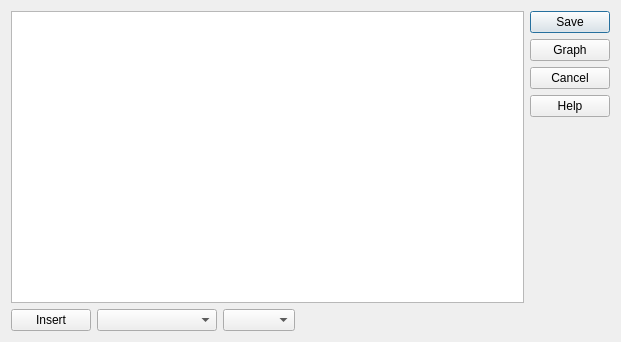
The window that gui/iode_objs/edit/edit_table.ui (plan-be/iode) describes before a commit, drawn with Qt 5.
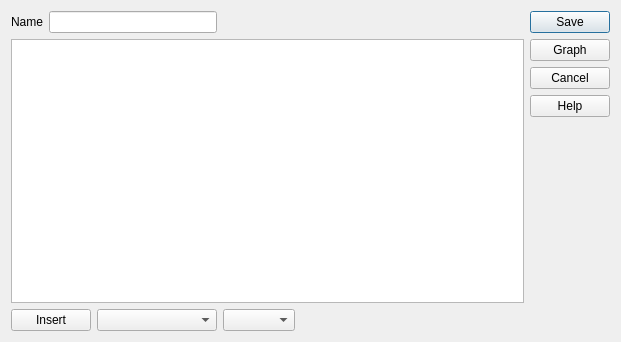
The same window after the commit. Custom widgets are drawn as their Qt base class.

Commit message: GUI: (EditObjectDialog + EditTableDialog)      - added Name field

Diff of the .ui file:
```diff
--- a/gui/iode_objs/edit/edit_table.ui
+++ b/gui/iode_objs/edit/edit_table.ui
@@ -17,50 +17,46 @@
    <bool>false</bool>
   </property>
   <layout class="QGridLayout" name="gridLayout">
-   <item row="0" column="0" colspan="4">
-    <widget class="EditTableView" name="tableView">
+   <item row="0" column="0">
+    <widget class="QLabel" name="label_name">
      <property name="sizePolicy">
-      <sizepolicy hsizetype="Expanding" vsizetype="Expanding">
+      <sizepolicy hsizetype="Fixed" vsizetype="Preferred">
        <horstretch>0</horstretch>
        <verstretch>0</verstretch>
       </sizepolicy>
      </property>
-     <property name="alternatingRowColors">
-      <bool>true</bool>
+     <property name="text">
+      <string>Name</string>
      </property>
-     <property name="selectionMode">
-      <enum>QAbstractItemView::SingleSelection</enum>
+    </widget>
+   </item>
+   <item row="0" column="1" colspan="2">
+    <widget class="QLineEdit" name="lineEdit_name">
+     <property name="sizePolicy">
+      <sizepolicy hsizetype="Preferred" vsizetype="Fixed">
+       <horstretch>0</horstretch>
+       <verstretch>0</verstretch>
+      </sizepolicy>
      </property>
-     <property name="selectionBehavior">
-      <enum>QAbstractItemView::SelectRows</enum>
-     </property>
-     <property name="gridStyle">
-      <enum>Qt::DotLine</enum>
-     </property>
-     <property name="sortingEnabled">
-      <bool>true</bool>
-     </property>
-     <property name="cornerButtonEnabled">
+     <property name="readOnly">
       <bool>false</bool>
      </property>
-     <attribute name="horizontalHeaderVisible">
-      <bool>true</bool>
-     </attribute>
-     <attribute name="horizontalHeaderMinimumSectionSize">
-      <number>40</number>
-     </attribute>
-     <attribute name="horizontalHeaderStretchLastSection">
-      <bool>true</bool>
-     </attribute>
-     <attribute name="verticalHeaderMinimumSectionSize">
-      <number>3</number>
-     </attribute>
-     <attribute name="verticalHeaderStretchLastSection">
-      <bool>true</bool>
-     </attribute>
     </widget>
    </item>
-   <item row="0" column="4" rowspan="2">
+   <item row="0" column="3" colspan="2">
+    <spacer name="horizontalSpacer_2">
+     <property name="orientation">
+      <enum>Qt::Horizontal</enum>
+     </property>
+     <property name="sizeHint" stdset="0">
+      <size>
+       <width>305</width>
+       <height>20</height>
+      </size>
+     </property>
+    </spacer>
+   </item>
+   <item row="0" column="5" rowspan="2">
     <layout class="QVBoxLayout" name="verticalLayout">
      <item>
       <widget class="QPushButton" name="saveButton">
@@ -135,7 +131,50 @@
      </item>
     </layout>
    </item>
-   <item row="1" column="0">
+   <item row="1" column="0" colspan="5">
+    <widget class="EditTableView" name="tableView">
+     <property name="sizePolicy">
+      <sizepolicy hsizetype="Expanding" vsizetype="Expanding">
+       <horstretch>0</horstretch>
+       <verstretch>0</verstretch>
+      </sizepolicy>
+     </property>
+     <property name="alternatingRowColors">
+      <bool>true</bool>
+     </property>
+     <property name="selectionMode">
+      <enum>QAbstractItemView::SingleSelection</enum>
+     </property>
+     <property name="selectionBehavior">
+      <enum>QAbstractItemView::SelectRows</enum>
+     </property>
+     <property name="gridStyle">
+      <enum>Qt::DotLine</enum>
+     </property>
+     <property name="sortingEnabled">
+      <bool>true</bool>
+     </property>
+     <property name="cornerButtonEnabled">
+      <bool>false</bool>
+     </property>
+     <attribute name="horizontalHeaderVisible">
+      <bool>true</bool>
+     </attribute>
+     <attribute name="horizontalHeaderMinimumSectionSize">
+      <number>40</number>
+     </attribute>
+     <attribute name="horizontalHeaderStretchLastSection">
+      <bool>true</bool>
+     </attribute>
+     <attribute name="verticalHeaderMinimumSectionSize">
+      <number>3</number>
+     </attribute>
+     <attribute name="verticalHeaderStretchLastSection">
+      <bool>true</bool>
+     </attribute>
+    </widget>
+   </item>
+   <item row="2" column="0" colspan="2">
     <widget class="QPushButton" name="pushButton_insert">
      <property name="sizePolicy">
       <sizepolicy hsizetype="Fixed" vsizetype="Fixed">
@@ -163,7 +202,7 @@
      </property>
     </widget>
    </item>
-   <item row="1" column="1">
+   <item row="2" column="2">
     <widget class="QComboBox" name="comboBox_insert_line_type">
      <property name="sizePolicy">
       <sizepolicy hsizetype="Fixed" vsizetype="Fixed">
@@ -185,10 +224,10 @@
      </property>
     </widget>
    </item>
-   <item row="1" column="2">
+   <item row="2" column="3">
     <widget class="QComboBox" name="comboBox_insert_where"/>
    </item>
-   <item row="1" column="3">
+   <item row="2" column="4">
     <spacer name="horizontalSpacer">
      <property name="orientation">
       <enum>Qt::Horizontal</enum>
```
The commit also changes 5 other files.
